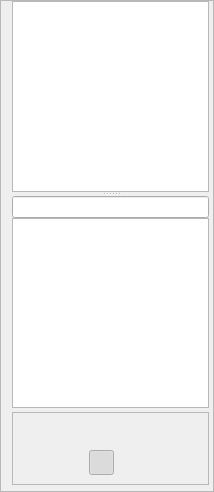
Before: the Qt Designer form los/widgets/ClipList/AudioClipListBase.ui in falkTX/los, drawn with Qt 5.
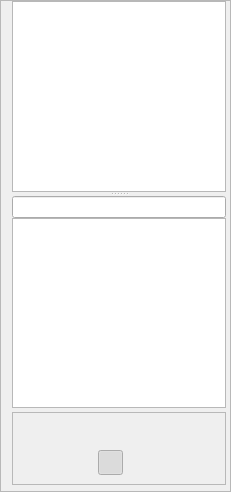
After: the same form once the commit is applied. Custom widgets are drawn as their Qt base class.

Commit message: Remove Awl in references to PosEdit in .ui files of Clip List, to make it compatable with current LOS since things have changed since it was previously removed

Diff of the .ui file:
```diff
--- a/los/widgets/ClipList/AudioClipListBase.ui
+++ b/los/widgets/ClipList/AudioClipListBase.ui
@@ -6,7 +6,7 @@
    <rect>
     <x>0</x>
     <y>0</y>
-    <width>214</width>
+    <width>231</width>
     <height>492</height>
    </rect>
   </property>
```
The commit also changes 2 other files.
